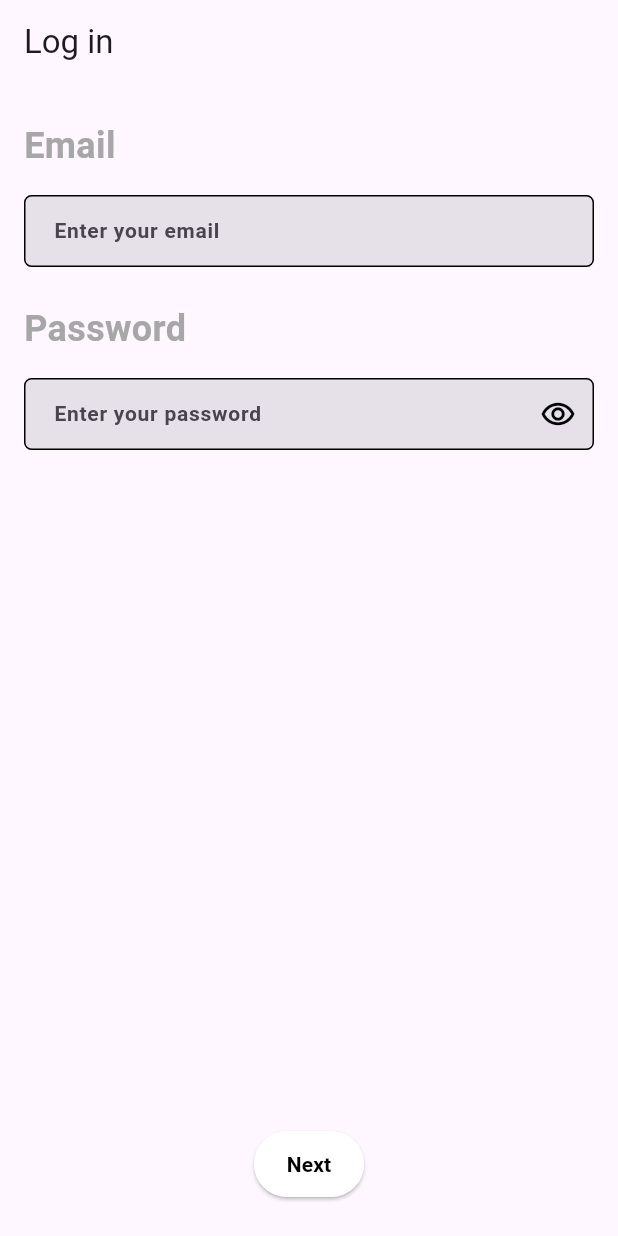
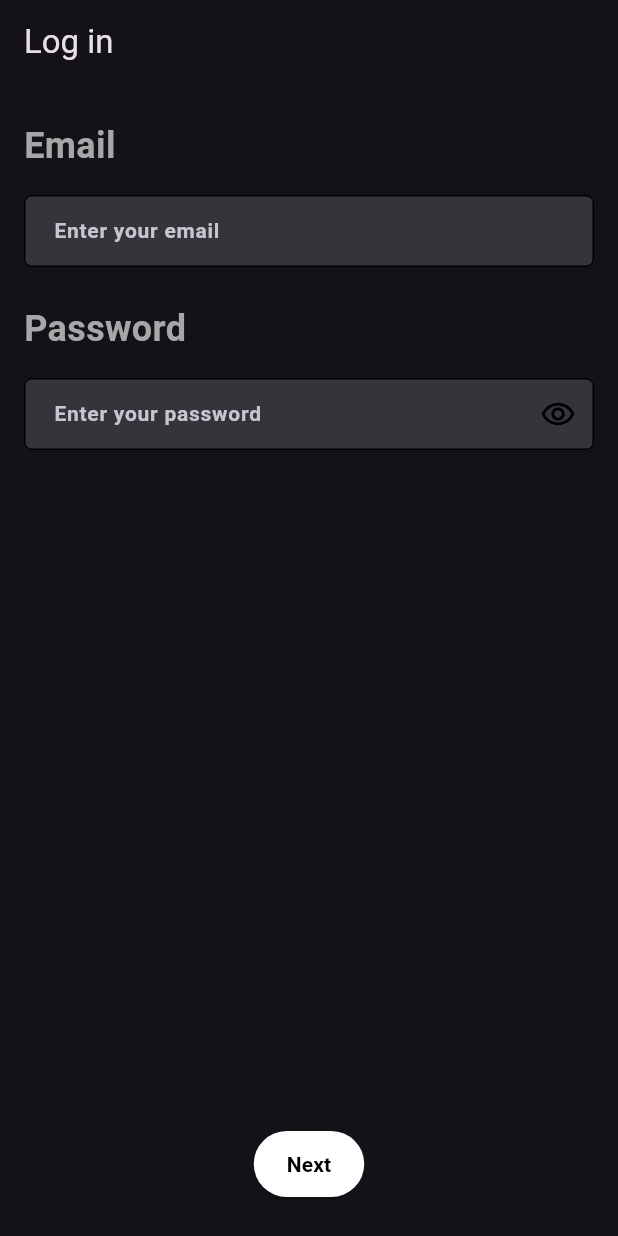
Before and after one commit to aliev01azim/tst, a Flutter app: the screen it shows after launch, on a phone screen of 412 x 824 dp. Run offline on Flutter 3.47's test engine with Material 3 defaults, Android fonts, the phone set to English and light mode, and no system bars; our stand-ins replace auto_route, bloc, bloc_concurrency, connectivity_plus, dartz, dio and 5 more; accounts and stored records are empty; generated files the repository leaves out were written again.

Commit message:
Update app.dart

```diff
--- a/lib/src/app.dart
+++ b/lib/src/app.dart
@@ -17,7 +17,7 @@ class App extends StatelessWidget {
   @override
   Widget build(BuildContext context) {
     return MaterialApp.router(
-      theme: MyAppTheme.lightTheme,
+      theme: MyAppTheme.darkTheme,
       darkTheme: MyAppTheme.darkTheme,
       restorationScopeId: restorationScopeId,
       localizationsDelegates: localizationsDelegates,
```
